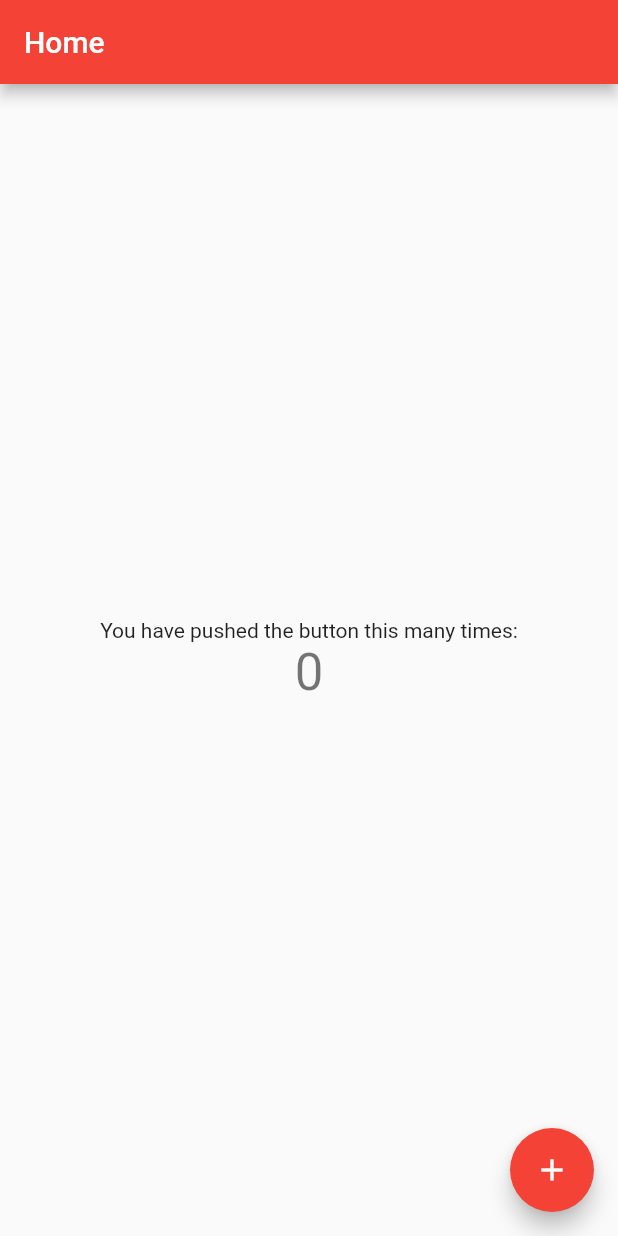
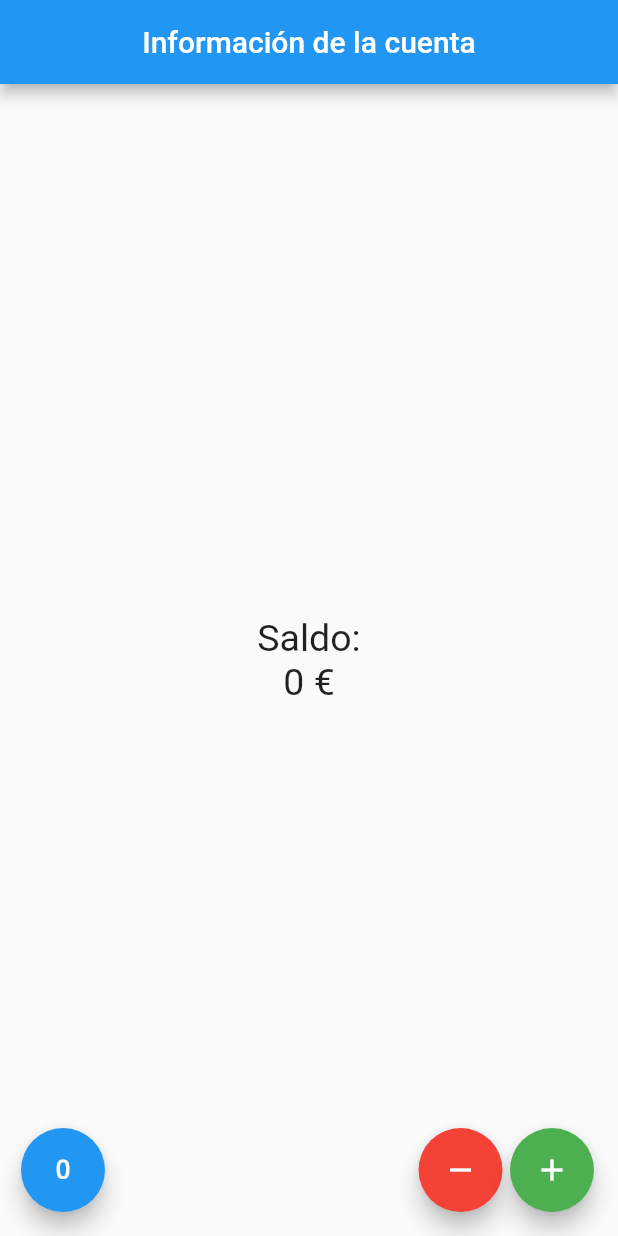
Before and after one commit to JesusGonzalezA/AppBancaria, a Flutter app: the screen it shows after launch, on a phone screen of 412 x 824 dp. Run offline on Flutter 3.47's test engine with Material 2 defaults, Android fonts, the light colour scheme and no system bars.

Commit message:
Add botones para cambiar el saldo

```diff
--- a/lib/main.dart
+++ b/lib/main.dart
@@ -1,65 +1,6 @@
 import 'package:flutter/material.dart';
+import 'src/app.dart';
 
 void main() {
-  runApp(MyApp());
+  runApp( MyApp() );
 }
-
-class MyApp extends StatelessWidget {
-  @override
-  Widget build(BuildContext context) {
-    return MaterialApp(
-      title: 'Tu gestor bancario',
-      theme: ThemeData(
-        primarySwatch: Colors.red,
-      ),
-      home: MyHomePage(title: 'Home'),
-    );
-  }
-}
-
-class MyHomePage extends StatefulWidget {
-  MyHomePage({Key key, this.title}) : super(key: key);
-
-  final String title;
-
-  @override
-  _MyHomePageState createState() => _MyHomePageState();
-}
-
-class _MyHomePageState extends State<MyHomePage> {
-  int _counter = 0;
-
-  void _incrementCounter() {
-    setState(() {
-      _counter++;
-    });
-  }
-
-  @override
-  Widget build(BuildContext context) {
-    return Scaffold(
-      appBar: AppBar(
-        title: Text(widget.title),
-      ),
-      body: Center(
-        child: Column(
-          mainAxisAlignment: MainAxisAlignment.center,
-          children: <Widget>[
-            Text(
-              'You have pushed the button this many times:',
-            ),
-            Text(
-              '$_counter',
-              style: Theme.of(context).textTheme.headline4,
-            ),
-          ],
-        ),
-      ),
-      floatingActionButton: FloatingActionButton(
-        onPressed: _incrementCounter,
-        tooltip: 'Increment',
-        child: Icon(Icons.add),
-      ), // This trailing comma makes auto-formatting nicer for build methods.
-    );
-  }
-}
--- /dev/null
+++ b/lib/src/app.dart
@@ -0,0 +1,21 @@
+import 'package:flutter/material.dart';
+import 'pages/info_saldo_page.dart';
+// import 'package:contador/src/pages/home_page.dart';
+
+
+class MyApp extends StatelessWidget {
+
+  @override
+  Widget build( context ) {
+
+    return MaterialApp(
+      debugShowCheckedModeBanner: false,
+      home: Center(
+        child: InfoSaldoPage(),
+      ),
+    );
+
+  }
+
+
+}
--- /dev/null
+++ b/lib/src/pages/info_saldo_page.dart
@@ -0,0 +1,80 @@
+import 'package:flutter/material.dart';
+
+
+class InfoSaldoPage extends StatefulWidget {
+
+  @override
+  createState() => _InfoSaldoPageState();
+
+}
+
+class _InfoSaldoPageState extends State<InfoSaldoPage> {
+
+  final _estiloTexto = new TextStyle(
+    fontSize: 25,
+  );
+
+  int _saldo = 0;
+
+  @override
+  Widget build(BuildContext context) {
+    return Scaffold(
+      appBar: AppBar(
+        title: Text('Información de la cuenta'),
+        centerTitle: true,
+      ),
+      body: Center(
+        child: Column(
+          mainAxisAlignment: MainAxisAlignment.center,
+          children: <Widget>[
+            Text( 'Saldo:', style: _estiloTexto ),
+            Text( "$_saldo €"  , style: _estiloTexto ),
+          ],
+        )
+      ),
+      floatingActionButton: _crearBotones()
+    );
+  }
+
+
+  Widget _crearBotones() {
+
+    return Row(
+      mainAxisAlignment: MainAxisAlignment.end,
+      children: <Widget>[
+        SizedBox(width: 30),
+        FloatingActionButton(
+          child: Icon(Icons.exposure_zero ),
+          onPressed: _changeCurrency
+        ),
+        Expanded(child: SizedBox()),
+        FloatingActionButton(
+          backgroundColor: Colors.red,
+          child: Icon(Icons.remove ),
+          onPressed: _subtract
+        ),
+        SizedBox( width: 5.0 ),
+        FloatingActionButton(
+          backgroundColor: Colors.green,
+          child: Icon(Icons.add ),
+          onPressed: _add
+        ),
+      ],
+    );
+
+  }
+
+  void _add() {
+    setState(() => _saldo++ );
+  }
+
+  void _subtract() {
+    setState(() => _saldo-- );
+  }
+
+  void _changeCurrency() {
+    setState(() => _saldo = 0 );
+  }
+
+
+}
```
Also changed, not shown: 1 other file.
